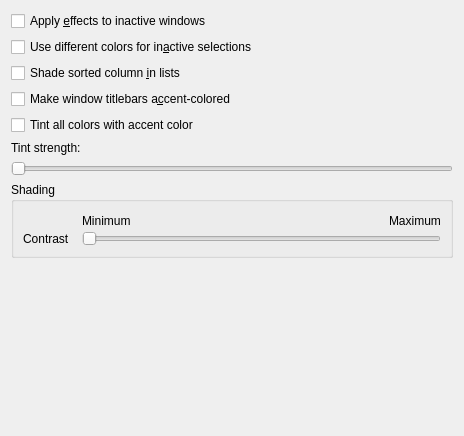
KDE/plasma-workspace, file kcms/colors/editor/scmeditoroptions.ui: the form before one commit.
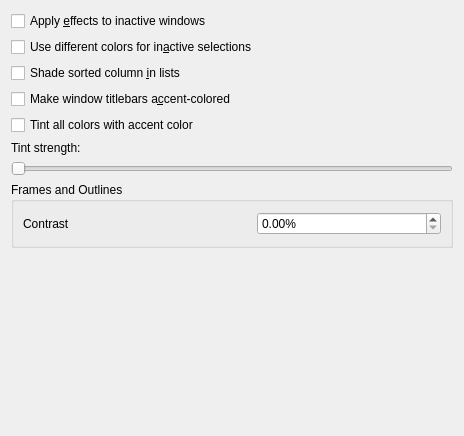
The form after the commit.

Commit message:
Colors: Add frameContrast value
Change the slider from Colors editor into a spinbox, that can be
used to set the outline contrast value from between 0% to 100%.

This value will be updated to the Colorscheme file, and the
KDE Globals file, which then different platforms can use.

See issue https://invent.kde.org/teams/vdg/issues/-/issues/108

What changed in the file:
```diff
--- a/kcms/colors/editor/scmeditoroptions.ui
+++ b/kcms/colors/editor/scmeditoroptions.ui
@@ -69,7 +69,7 @@
       <string>Shading of frames and lighting (&quot;3D&quot;) effects</string>
      </property>
      <property name="title">
-      <string>Shading</string>
+      <string>Frames and Outlines</string>
      </property>
      <layout class="QGridLayout" name="gridLayout_3">
       <property name="horizontalSpacing">
@@ -78,46 +78,6 @@
       <property name="verticalSpacing">
        <number>0</number>
       </property>
-      <item row="0" column="2">
-       <spacer name="horizontalSpacer">
-        <property name="orientation">
-         <enum>Qt::Horizontal</enum>
-        </property>
-        <property name="sizeHint" stdset="0">
-         <size>
-          <width>198</width>
-          <height>20</height>
-         </size>
-        </property>
-       </spacer>
-      </item>
-      <item row="0" column="3">
-       <widget class="QLabel" name="label_10">
-        <property name="text">
-         <string>Maximum</string>
-        </property>
-       </widget>
-      </item>
-      <item row="1" column="1" colspan="3">
-       <widget class="QSlider" name="contrastSlider">
-        <property name="maximum">
-         <number>10</number>
-        </property>
-        <property name="pageStep">
-         <number>5</number>
-        </property>
-        <property name="orientation">
-         <enum>Qt::Horizontal</enum>
-        </property>
-       </widget>
-      </item>
-      <item row="0" column="1">
-       <widget class="QLabel" name="label_9">
-        <property name="text">
-         <string>Minimum</string>
-        </property>
-       </widget>
-      </item>
       <item row="1" column="0">
        <widget class="QLabel" name="label_8">
         <property name="text">
@@ -125,6 +85,35 @@
         </property>
        </widget>
       </item>
+      <item row="1" column="1">
+       <widget class="QWidget" name="contrastExample" native="true">
+        <property name="minimumSize">
+         <size>
+          <width>25</width>
+          <height>25</height>
+         </size>
+        </property>
+        <property name="maximumSize">
+         <size>
+          <width>25</width>
+          <height>25</height>
+         </size>
+        </property>
+        <property name="autoFillBackground">
+         <bool>false</bool>
+        </property>
+       </widget>
+      </item>
+      <item row="1" column="2">
+       <widget class="QDoubleSpinBox" name="contrastPercentageSpinBox">
+        <property name="suffix">
+         <string>%</string>
+        </property>
+        <property name="maximum">
+         <number>100</number>
+        </property>
+       </widget>
+      </item>
      </layout>
     </widget>
    </item>
```
Left out of the diff: 6 changed lines with no effect on the pictures. The commit also changes 3 other files.
